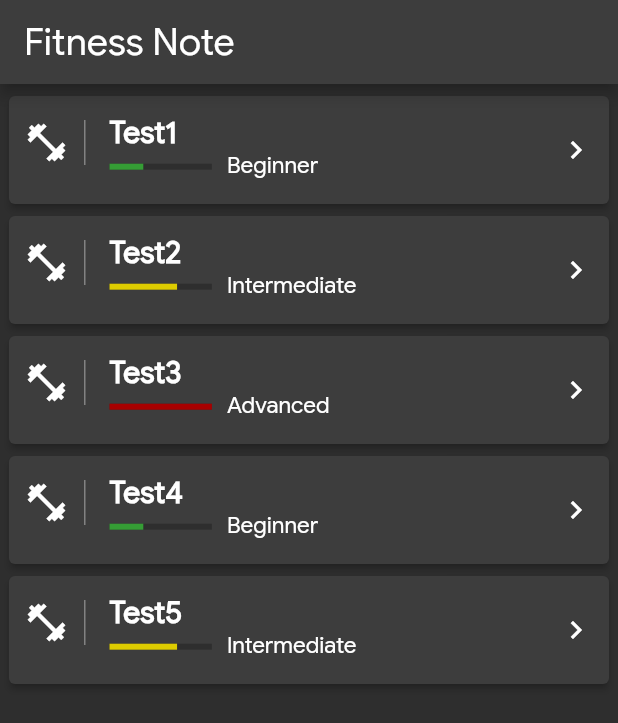
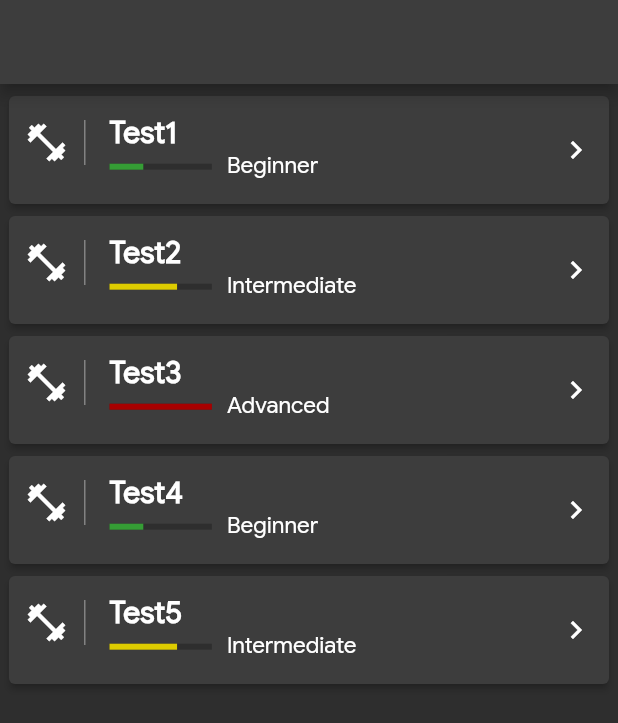
Before and after one commit to xierongchuan/FitnessNote, a Flutter app: the screen it shows after launch, on a phone screen of 412 x 824 dp. Shown: the top 723 px of the screen. Run offline on Flutter 3.47's test engine with Material 2 defaults, Android fonts, the light colour scheme and no system bars; missing offline and left inert: desktop_window.

Commit message:
Initial commit

```diff
--- a/lib/gtl.dart
+++ b/lib/gtl.dart
@@ -5,7 +5,7 @@
 
 import 'package:flutter/material.dart';
 
-// Varibles
+// Variables
 
 final Color mBlue = Color(0xFF1389FD);
 final Color mBlueAlpha = Color(0x881389FD);
--- a/lib/pages/mainPage.dart
+++ b/lib/pages/mainPage.dart
@@ -15,19 +15,18 @@ class MainPage extends StatefulWidget {
 
 class _MainPageState extends State<MainPage> {
 
+  bool isActiveTabBarText = true;
+
   late Timer timer;
 
   @override
   void initState() {
-
-    setWindowSize();
-
     super.initState();
     timer = Timer.periodic(Duration(milliseconds: 10), (Timer t) => update());
   }
 
   void update() {
-    if(Platform.isWindows) setWindowSize();
+    windowAction();
   }
 
   @override
@@ -41,7 +40,7 @@ class _MainPageState extends State<MainPage> {
             mainAxisAlignment: MainAxisAlignment.spaceBetween,
 
             children: [
-                mText20('Fitness Note', size: 25.0),
+              isActiveTabBarText ? mText20('Fitness Note', size: 25.0) : Container(),
             ]
 
           )
@@ -52,8 +51,23 @@ class _MainPageState extends State<MainPage> {
       )
     );
   }
+
+  windowAction() async{
+    double width = MediaQuery.of(context).size.width ;
+    // double height = MediaQuery.of(context).size.height;
+    if (width > 420) {
+      setState(() {
+        isActiveTabBarText = true;
+      });
+    } else {
+      setState(() {
+        isActiveTabBarText = false;
+      });
+    }
+
+    if(Platform.isWindows || Platform.isLinux || Platform.isMacOS) {
+      DesktopWindow.setMinWindowSize(Size(470, 590));
+    }
+  }
+
 }
-
-setWindowSize() async{
-  await DesktopWindow.setWindowSize(Size(420.0, 740.0));
-}
```
